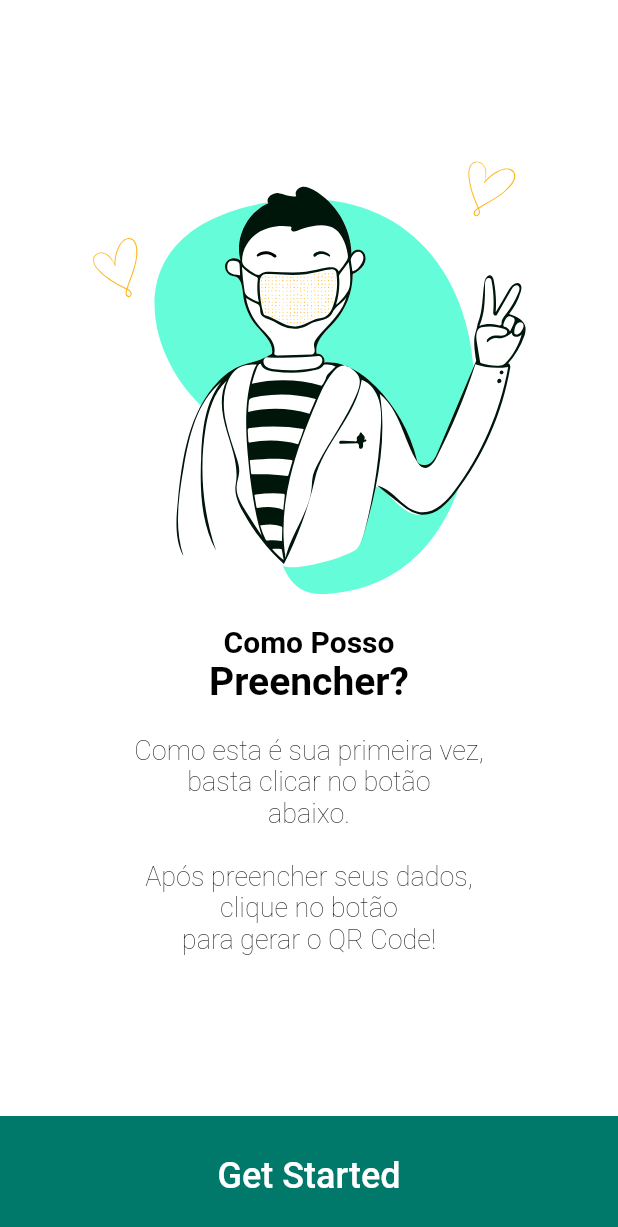
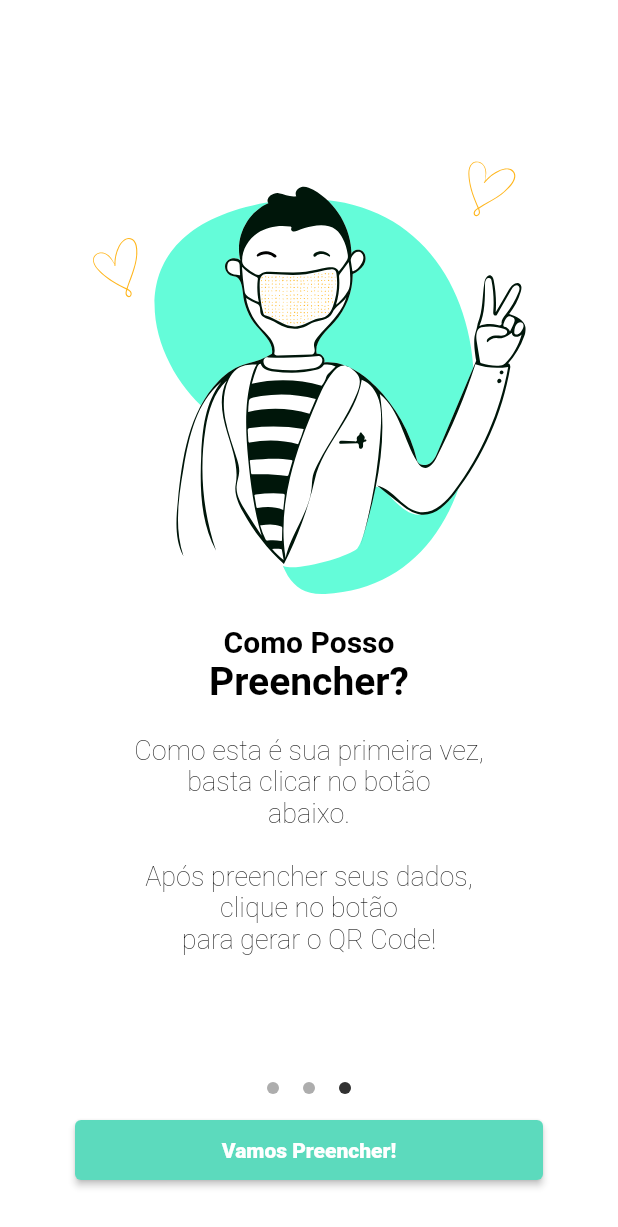
Before and after one commit to EduCsg/FastForm, a Flutter app: the screen it shows after launch, swiped to page 3, on a phone screen of 412 x 824 dp. Shown: the top 1227 px of the screen. Run offline on Flutter 3.47's test engine with Material 2 defaults, Android fonts, the phone set to English and light mode, and no system bars; drawn by our look-alikes of smooth_page_indicator; our stand-ins replace flutter_svg, shared_preferences.

Commit message:
Finaliza barra de navegação da OnboardingPage

```diff
--- a/lib/screens/onboarding_page.dart
+++ b/lib/screens/onboarding_page.dart
@@ -15,6 +15,7 @@ class OnboardingPage extends StatefulWidget {
 class _OnboardingPageState extends State<OnboardingPage> {
   final controller = PageController();
   bool isLastPage = false;
+  bool isFirstPage = true;
 
   @override
   void dispose() {
@@ -30,6 +31,7 @@ class _OnboardingPageState extends State<OnboardingPage> {
             controller: controller,
             onPageChanged: (index) {
               setState(() => isLastPage = index == 2);
+              setState(() => isFirstPage = index == 0);
             },
             children: [
               //pagina 1
@@ -197,62 +199,121 @@ class _OnboardingPageState extends State<OnboardingPage> {
           ),
         ),
         bottomSheet: isLastPage
-            ? TextButton(
-                style: TextButton.styleFrom(
-                  shape: RoundedRectangleBorder(
-                    borderRadius: BorderRadius.circular(0),
+            ? Container(
+                padding: const EdgeInsets.only(
+                  left: 50,
+                  right: 50,
+                  top: 0,
+                  bottom: 20,
                 ),
-                  primary: Colors.white,
-                  backgroundColor: Colors.teal.shade700,
-                  minimumSize: const Size.fromHeight(80),
+                height: 120,
+                color: Colors.white,
+                child: Column(
+                  mainAxisAlignment: MainAxisAlignment.spaceEvenly,
+                  children: [
+                    Center(
+                      child: SmoothPageIndicator(
+                        controller: controller,
+                        count: 3,
+                        effect: const ColorTransitionEffect(
+                          spacing: 16,
+                          dotHeight: 8,
+                          dotWidth: 8,
+                          dotColor: Color.fromRGBO(49, 49, 49, 0.4),
+                          activeDotColor: Color.fromRGBO(49, 49, 49, 1),
+                        ),
+                        onDotClicked: (index) => controller.animateToPage(
+                          index,
+                          duration: const Duration(milliseconds: 300),
+                          curve: Curves.easeIn,
+                        ),
+                      ),
+                    ),
+                    SizedBox(
+                      width: 1000,
+                      height: 40,
+                      child: ElevatedButton(
+                        style: ElevatedButton.styleFrom(
+                          primary: const Color.fromRGBO(92, 218, 189, 1),
                         ),
                         onPressed: () async {
                           final prefs = await SharedPreferences.getInstance();
                           prefs.setBool('showHome', true);
 
                           Navigator.of(context).pushReplacement(
-                    MaterialPageRoute(builder: (context) => HomePage()),
+                            MaterialPageRoute(
+                              builder: (context) => const HomePage(),
+                            ),
                           );
                         },
                         child: const Text(
-                  'Get Started',
-                  style: TextStyle(fontSize: 24),
+                          "Vamos Preencher!",
+                          style: TextStyle(
+                            color: Colors.white,
+                            fontWeight: FontWeight.w900,
+                          ),
+                        ),
+                      ),
+                    ),
+                  ],
                 ),
               )
             : Container(
-                padding: const EdgeInsets.symmetric(horizontal: 30),
-                height: 80,
+                padding: const EdgeInsets.only(left: 50, right: 50, top: 0),
+                height: 120,
+                color: Colors.white,
                 child: Row(
                   mainAxisAlignment: MainAxisAlignment.spaceBetween,
                   children: [
-                    TextButton(
+                    isFirstPage
+                        ? const SizedBox(width: 45)
+                        : SizedBox(
+                            width: 45,
+                            child: FloatingActionButton(
                               onPressed: () => controller.previousPage(
                                 duration: const Duration(milliseconds: 300),
                                 curve: Curves.easeInOut,
                               ),
-                      child: const Text('BACK'),
+                              backgroundColor:
+                                  const Color.fromARGB(255, 224, 231, 227),
+                              child: const Icon(
+                                Icons.arrow_back_ios_rounded,
+                                size: 18,
+                                color: Color.fromARGB(255, 92, 218, 189),
+                              ),
+                            ),
                           ),
                     Center(
                       child: SmoothPageIndicator(
                         controller: controller,
                         count: 3,
-                          effect: const WormEffect(
+                        effect: const ColorTransitionEffect(
                           spacing: 16,
-                            dotColor: Colors.black,
-                            activeDotColor: Colors.blueAccent,
+                          dotHeight: 8,
+                          dotWidth: 8,
+                          dotColor: Color.fromRGBO(49, 49, 49, 0.4),
+                          activeDotColor: Color.fromRGBO(49, 49, 49, 1),
                         ),
                         onDotClicked: (index) => controller.animateToPage(
                           index,
                           duration: const Duration(milliseconds: 300),
-                                curve: Curves.easeInOut,
-                              )),
+                          curve: Curves.easeIn,
                         ),
-                    TextButton(
+                      ),
+                    ),
+                    SizedBox(
+                      width: 45,
+                      child: FloatingActionButton(
+                        backgroundColor: const Color.fromRGBO(92, 218, 189, 1),
+                        child: const Icon(
+                          Icons.arrow_forward_ios_rounded,
+                          size: 18,
+                        ),
                         onPressed: () => controller.nextPage(
                           duration: const Duration(milliseconds: 300),
                           curve: Curves.easeInOut,
                         ),
-                      child: const Text('NEXT'),
+                      ),
                     ),
                   ],
                 ),
```
Lines whose indentation alone changed are shown as unchanged.
